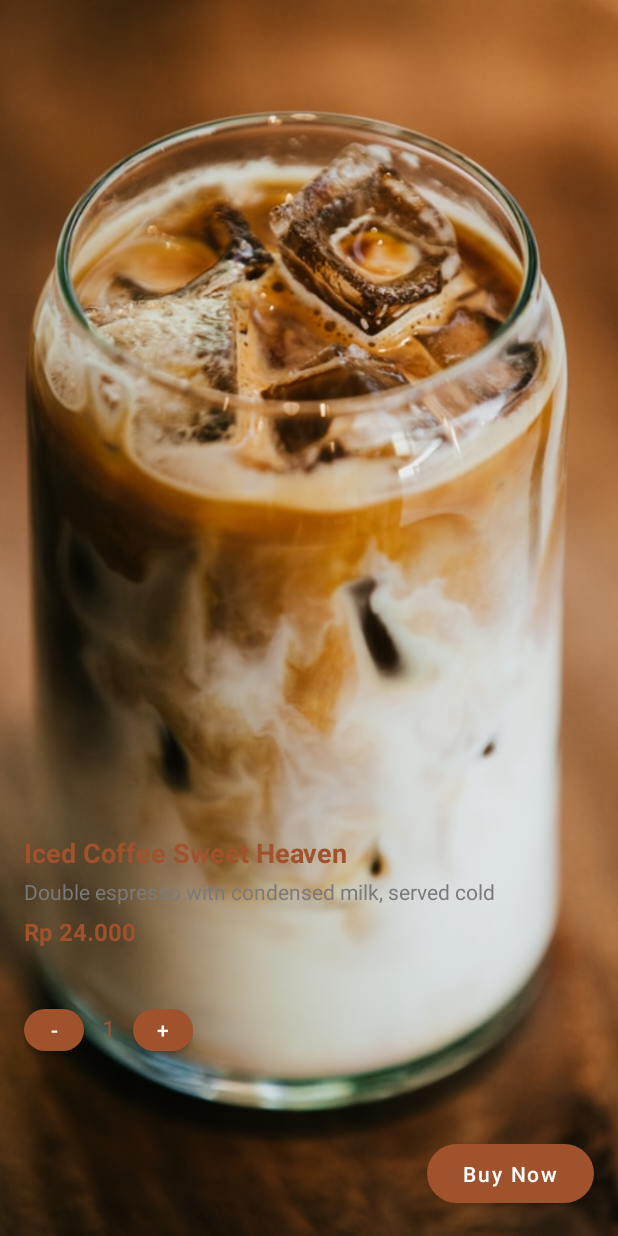
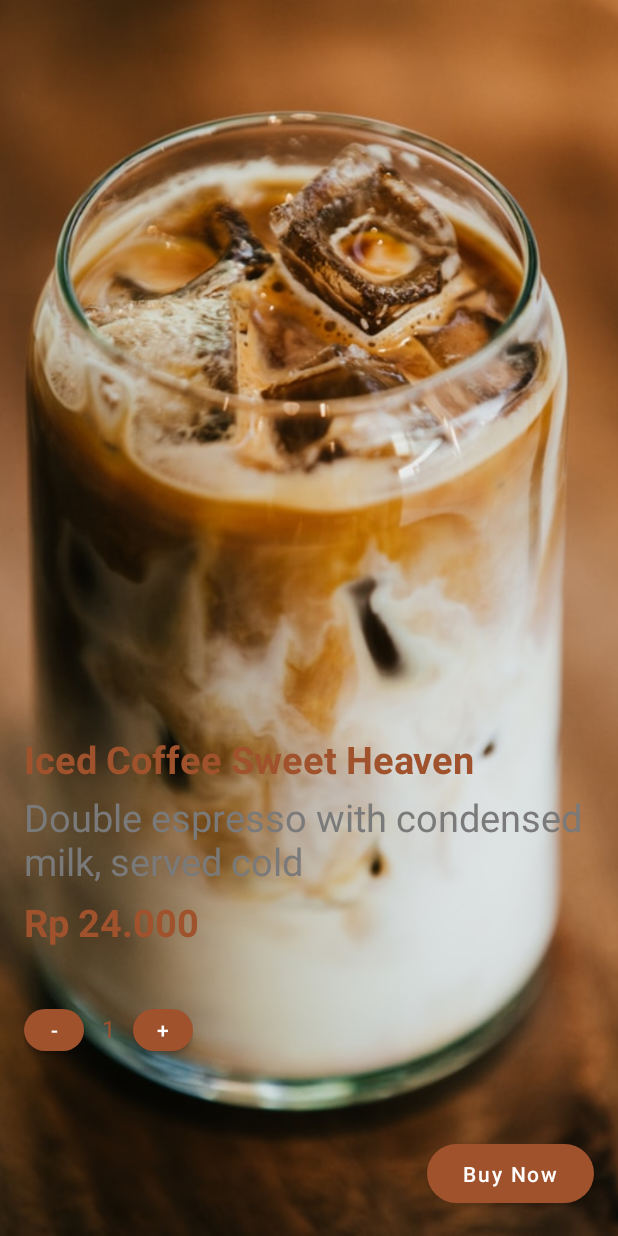
Before and after one commit to shorouksaffan/Graduationprojectapp, an Android app built with Jetpack Compose: the layout fragment_drink_details.xml on its own in the app's theme, with its tools: preview values and no code run, on a phone screen of 412 x 824 dp. Run offline under Robolectric (Android 15) with nearby library versions, the phone set to English and light mode, and no system bars.

Commit message:
layout_progress

```diff
--- a/app/src/main/res/layout/fragment_drink_details.xml
+++ b/app/src/main/res/layout/fragment_drink_details.xml
@@ -26,7 +26,7 @@
             android:layout_height="wrap_content"
             android:text="Iced Coffee Sweet Heaven"
             android:textColor="#A0522D"
-            android:textSize="18sp"
+            android:textSize="25sp"
             android:textStyle="bold" />
 
         <TextView
@@ -36,7 +36,7 @@
             android:layout_marginTop="4dp"
             android:text="Double espresso with condensed milk, served cold"
             android:textColor="#7A7A7A"
-            android:textSize="14sp" />
+            android:textSize="25sp" />
 
         <TextView
             android:id="@+id/drink_price"
@@ -45,7 +45,7 @@
             android:layout_marginTop="6dp"
             android:text="Rp 24.000"
             android:textColor="#A0522D"
-            android:textSize="16sp"
+            android:textSize="25sp"
             android:textStyle="bold" />
     </LinearLayout>
 
@@ -85,7 +85,6 @@
             app:cornerRadius="50dp" />
     </LinearLayout>
 
-    <!-- زر Buy Now تحت في اليمين -->
     <com.google.android.material.button.MaterialButton
         android:id="@+id/btnContinue"
         android:layout_width="wrap_content"
```
Also changed, not shown: app/src/main/res/layout/layout_progress.xml (+12 -4 lines).
